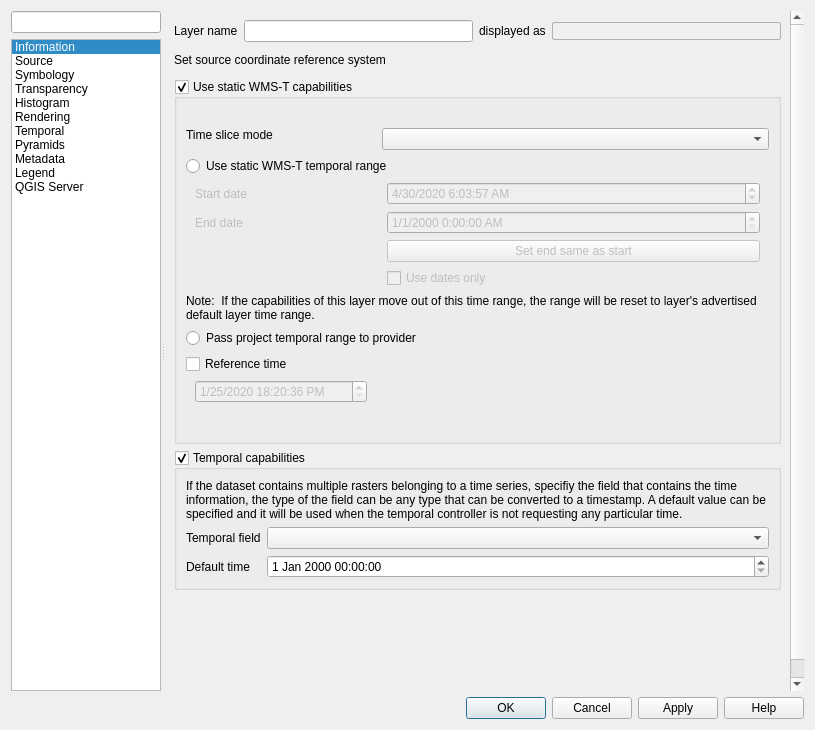
Old version of the form src/ui/qgsrasterlayerpropertiesbase.ui in the repository carsmie/QGIS.
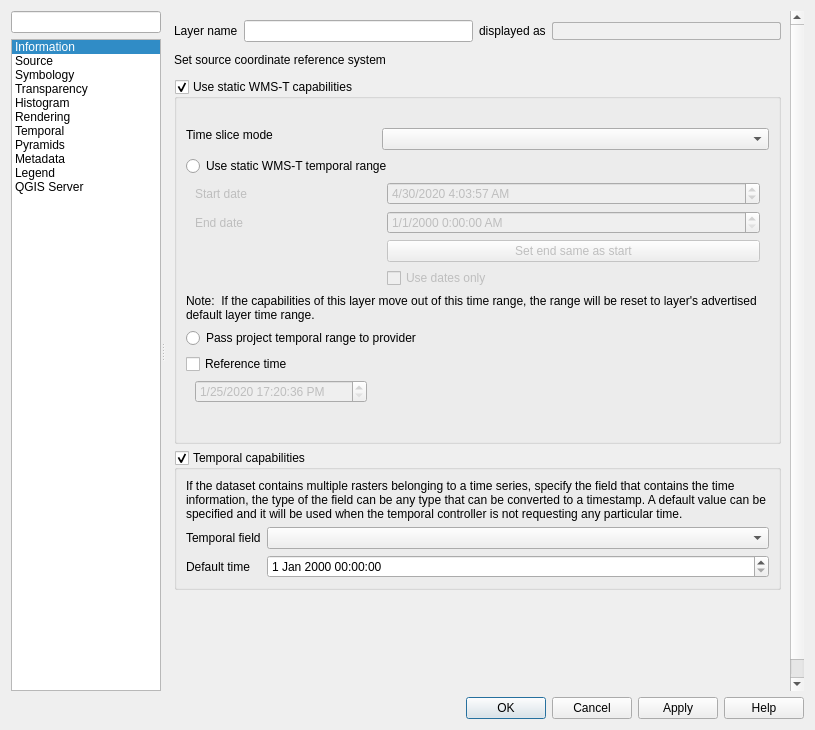
New version of the form. Icons and pictures are not drawn. Custom widgets are drawn as their Qt base class.

Commit message: Fix temporal range slices (exclude end)

```diff
--- a/src/ui/qgsrasterlayerpropertiesbase.ui
+++ b/src/ui/qgsrasterlayerpropertiesbase.ui
@@ -301,7 +301,7 @@
               <property name="geometry">
                <rect>
                 <x>0</x>
-                <y>-61</y>
+                <y>0</y>
                 <width>629</width>
                 <height>824</height>
                </rect>
@@ -457,7 +457,7 @@
                       <widget class="QgsDateTimeEdit" name="mStartStaticDateTimeEdit">
                        <property name="dateTime">
                         <datetime>
-                         <hour>6</hour>
+                         <hour>4</hour>
                          <minute>3</minute>
                          <second>57</second>
                          <year>2020</year>
@@ -501,7 +501,7 @@
                       <widget class="QgsDateTimeEdit" name="mReferenceDateTimeEdit">
                        <property name="dateTime">
                         <datetime>
-                         <hour>18</hour>
+                         <hour>17</hour>
                          <minute>20</minute>
                          <second>36</second>
                          <year>2020</year>
@@ -612,7 +612,7 @@
                   <item row="0" column="0" colspan="2">
                    <widget class="QLabel" name="mPostgresRasterTemporalLabel">
                     <property name="text">
-                     <string>If the dataset contains multiple rasters belonging to a time series, specifiy the field that contains the time information, the type of the field can be any type that can be converted to a timestamp. A default value can be specified and it will be used when the temporal controller is not requesting any particular time.</string>
+                     <string>If the dataset contains multiple rasters belonging to a time series, specify the field that contains the time information, the type of the field can be any type that can be converted to a timestamp. A default value can be specified and it will be used when the temporal controller is not requesting any particular time.</string>
                     </property>
                     <property name="wordWrap">
                      <bool>true</bool>
```
Left out of the diff: 20 changed lines with no effect on the pictures. The commit also changes 3 other files.
